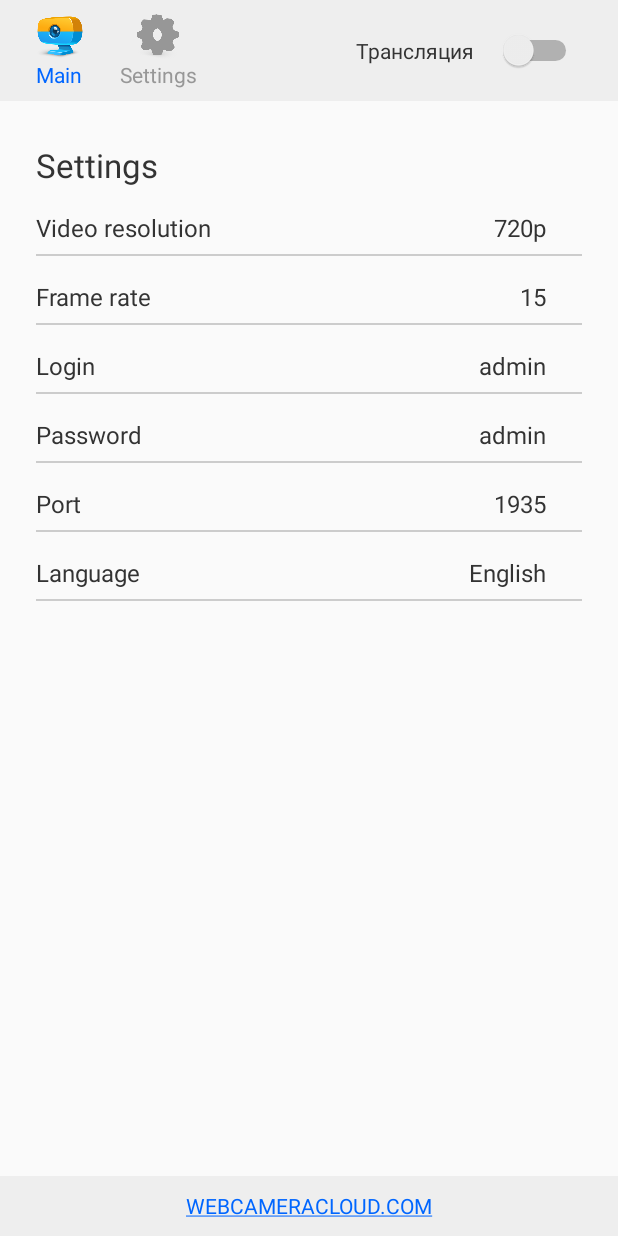
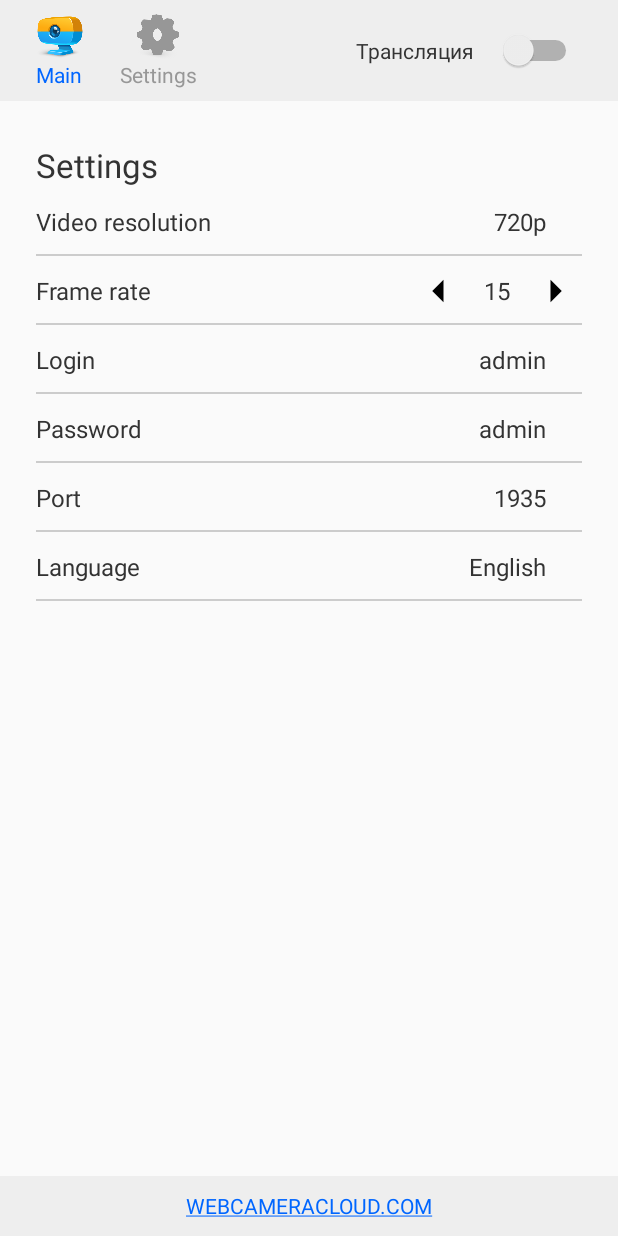
Before and after one commit to GUL0V/RTMP-Cllient, an Android app: the FragmentSettings screen opened through its navigation route, on a phone screen of 412 x 824 dp. Run offline under Robolectric (Android 15) with nearby library versions, the phone set to English and light mode, and no system bars; our stand-ins replace EventBus; libraries missing offline, so code that uses them is left out: pub.devrel.easypermissions; 2 statements that could not run were skipped.

Commit message:
debug and update

```diff
--- a/app/src/main/java/com/esona/webcamcloud/service/CamService.kt
+++ b/app/src/main/java/com/esona/webcamcloud/service/CamService.kt
@@ -20,7 +20,6 @@ import com.esona.webcamcloud.data.Settings
 import com.esona.webcamcloud.ui.MainActivity
 import com.esona.webcamcloud.util.Utils
 import com.esona.webcamcloud.util.WifiMonitor
-import com.pedro.encoder.input.video.CameraHelper
 import com.pedro.rtsp.utils.ConnectCheckerRtsp
 import com.pedro.rtspserver.RtspServerCamera1
 import org.greenrobot.eventbus.EventBus
@@ -57,9 +56,9 @@ class CamService : Service(), ConnectCheckerRtsp {
     @Subscribe(threadMode = ThreadMode.MAIN)
     fun onEvent(ev: BaseEvent){
         if(ev.type== EventEnum.STREAM){
-            val stream= ev.bundle.getBoolean("stream")
-            Log.i(TAG, "stream = $stream")
-            if(stream)
+            streamAllowed= ev.bundle.getBoolean("stream")
+            Log.i(TAG, "stream = $streamAllowed")
+            if(streamAllowed)
                 startStream()
             else
                 stopStream()
@@ -131,14 +130,13 @@ class CamService : Service(), ConnectCheckerRtsp {
 
     private fun stopStream(){
         rtspServerCamera1?.let{
-            it.stopPreview()
             it.stopStream()
             Log.i(TAG, "camera and stream stopped")
         }
     }
 
     private fun startStream() {
-        if(ip> 0 && streamAllowed){
+        if(ip!= 0 && streamAllowed){
             val disp =
                 (getSystemService(Context.WINDOW_SERVICE) as WindowManager).defaultDisplay
             val rect = Rect()
@@ -157,13 +155,13 @@ class CamService : Service(), ConnectCheckerRtsp {
             Log.i(TAG, "restart camera and stream with current settings")
             it.setAuthorization(settings.login, settings.password)
 
-            val facing= if(settings.camera== 0) CameraHelper.Facing.BACK else CameraHelper.Facing.FRONT
-            it.startPreview(facing, width, height)
-
+            val isFacingBack= settings.camera== 0
             val rotation = 180
             if (it.isRecording || it.prepareAudio()
                 && it.prepareVideo(640, 480, settings.rate, 1024 * 1024, false, rotation)) {
                 it.startStream()
+                if((it.isFrontCamera && isFacingBack) || (!it.isFrontCamera && !isFacingBack))
+                    it.switchCamera()
             }
             else {
                 Toast.makeText(
--- a/app/src/main/java/com/esona/webcamcloud/ui/FragmentMain.kt
+++ b/app/src/main/java/com/esona/webcamcloud/ui/FragmentMain.kt
@@ -73,7 +73,7 @@ class FragmentMain : Fragment(){
 
 
     private fun fillConnectionFields(){
-        if(ip> 0){
+        if(ip!= 0){
             val ipByteArray= BigInteger.valueOf(ip.toLong()).toByteArray()
             val ipAddressString = try {
                 InetAddress.getByAddress(ipByteArray).hostAddress
--- a/app/src/main/java/com/esona/webcamcloud/ui/FragmentSettings.kt
+++ b/app/src/main/java/com/esona/webcamcloud/ui/FragmentSettings.kt
@@ -20,6 +20,7 @@ class FragmentSettings : Fragment() {
     private var _binding: FragmentSettingsBinding? = null
     private val binding get() = _binding!!
     private var lang= 0
+    private var fps: Int= 15
 
     private val TAG= FragmentMain::class.java.simpleName
 
@@ -34,7 +35,15 @@ class FragmentSettings : Fragment() {
             editTextLogin.setText(settings.login)
             editTextPassword.setText(settings.password)
             editTextPort.setText("${settings.port}")
-
+            fps= settings.rate
+            btnInc.setOnClickListener{
+                fps= Math.min(fps++, 60)
+                textViewRate.text= "$fps"
+            }
+            btnInc.setOnClickListener{
+                fps= Math.max(fps--, 1)
+                textViewRate.text= "$fps"
+            }
         }
         return binding.root
     }
@@ -66,7 +75,7 @@ class FragmentSettings : Fragment() {
                     if (editTextPort.text.isEmpty()) 1935 else Integer.parseInt(editTextPort.text.toString())
                 val settings = Settings(
                     textViewResolution.text.toString(),
-                    Integer.parseInt(textViewRate.text.toString()),
+                    fps,
                     login,
                     password,
                     port,
--- a/app/src/main/res/layout/fragment_settings.xml
+++ b/app/src/main/res/layout/fragment_settings.xml
@@ -24,7 +24,7 @@
 		android:layout_height="wrap_content"
 		android:orientation="horizontal"
 		app:layout_constraintTop_toBottomOf="@+id/textViewTitle"
-		android:paddingTop="16dp"
+		android:paddingTop="12dp"
 		android:id="@+id/layoutResolution"
 		>
 		<TextView
@@ -36,7 +36,7 @@
 			android:id="@+id/textViewResTitle"
 			android:textSize="16sp"
 			android:textColor="@color/gray_black"
-
+			android:paddingBottom="12dp"
 			/>
 		<TextView
 			android:layout_width="0dp"
@@ -50,7 +50,7 @@
 			android:textColor="@color/gray_black"
 			android:gravity="right"
 			android:paddingRight="24dp"
-			android:paddingBottom="8dp"
+			android:paddingBottom="12dp"
 			/>
 		<TextView
 			android:layout_width="match_parent"
@@ -64,7 +64,6 @@
 		android:layout_height="wrap_content"
 		android:orientation="horizontal"
 		app:layout_constraintTop_toBottomOf="@+id/layoutResolution"
-		android:paddingTop="16dp"
 		android:id="@+id/layoutRate"
 		>
 		<TextView
@@ -72,24 +71,47 @@
 			android:layout_height="wrap_content"
 			android:text="@string/frame_rate"
 			app:layout_constraintTop_toTopOf="parent"
+			app:layout_constraintBottom_toBottomOf="parent"
 			app:layout_constraintLeft_toLeftOf="parent"
 			android:id="@+id/textViewRateTitle"
 			android:textSize="16sp"
 			android:textColor="@color/gray_black"
+			android:paddingTop="12dp"
+			android:paddingBottom="12dp"
+			/>
+		<ImageView
+			android:layout_width="wrap_content"
+			android:layout_height="wrap_content"
+			android:id="@+id/btnDec"
+			app:layout_constraintRight_toLeftOf="@+id/textViewRate"
+			android:src="@drawable/ic_menu_left_black_36dp"
+			app:layout_constraintBottom_toBottomOf="parent"
+			app:layout_constraintTop_toTopOf="parent"
+			android:adjustViewBounds="true"
+			/>
+		<ImageView
+			android:layout_width="wrap_content"
+			android:layout_height="wrap_content"
+			android:id="@+id/btnInc"
+			android:rotation="180"
+			app:layout_constraintRight_toRightOf="parent"
+			android:src="@drawable/ic_menu_left_black_36dp"
+			app:layout_constraintBottom_toBottomOf="parent"
+			app:layout_constraintTop_toTopOf="parent"
+			android:adjustViewBounds="true"
 			/>
 		<TextView
-			android:layout_width="0dp"
+			android:layout_width="wrap_content"
 			android:layout_height="wrap_content"
 			android:text="15"
 			app:layout_constraintTop_toTopOf="parent"
-			app:layout_constraintRight_toRightOf="parent"
-			app:layout_constraintLeft_toRightOf="@+id/textViewRateTitle"
+			app:layout_constraintRight_toLeftOf="@+id/btnInc"
+			app:layout_constraintBottom_toBottomOf="parent"
 			android:id="@+id/textViewRate"
 			android:textSize="16sp"
 			android:textColor="@color/gray_black"
-			android:gravity="right"
-			android:paddingRight="24dp"
-			android:paddingBottom="8dp"
+			android:gravity="center"
+			android:padding="12dp"
 			/>
 		<TextView
 			android:layout_width="match_parent"
@@ -103,7 +125,7 @@
 		android:layout_height="wrap_content"
 		android:orientation="horizontal"
 		app:layout_constraintTop_toBottomOf="@+id/layoutRate"
-		android:paddingTop="16dp"
+		android:paddingTop="12dp"
 		android:id="@+id/layoutLogin"
 		>
 		<TextView
@@ -115,7 +137,7 @@
 			android:id="@+id/textViewLoginTitle"
 			android:textSize="16sp"
 			android:textColor="@color/gray_black"
-
+			android:paddingBottom="12dp"
 			/>
 		<EditText
 			android:layout_width="0dp"
@@ -129,7 +151,7 @@
 			android:textColor="@color/gray_black"
 			android:gravity="right|center"
 			android:paddingRight="24dp"
-			android:paddingBottom="8dp"
+			android:paddingBottom="12dp"
 			android:background="@android:color/transparent"
 			/>
 		<TextView
@@ -144,7 +166,7 @@
 		android:layout_height="wrap_content"
 		android:orientation="horizontal"
 		app:layout_constraintTop_toBottomOf="@+id/layoutLogin"
-		android:paddingTop="16dp"
+		android:paddingTop="12dp"
 		android:id="@+id/layoutPassword"
 		>
 		<TextView
@@ -156,7 +178,7 @@
 			android:id="@+id/textViewPasswordTitle"
 			android:textSize="16sp"
 			android:textColor="@color/gray_black"
-
+			android:paddingBottom="12dp"
 			/>
 		<EditText
 			android:layout_width="0dp"
@@ -170,7 +192,7 @@
 			android:textColor="@color/gray_black"
 			android:gravity="right|center"
 			android:paddingRight="24dp"
-			android:paddingBottom="8dp"
+			android:paddingBottom="12dp"
 			android:background="@android:color/transparent"
 			/>
 		<TextView
@@ -185,7 +207,7 @@
 		android:layout_height="wrap_content"
 		android:orientation="horizontal"
 		app:layout_constraintTop_toBottomOf="@+id/layoutPassword"
-		android:paddingTop="16dp"
+		android:paddingTop="12dp"
 		android:id="@+id/layoutPort"
 		>
 		<TextView
@@ -197,7 +219,7 @@
 			android:id="@+id/textViewPortTitle"
 			android:textSize="16sp"
 			android:textColor="@color/gray_black"
-
+			android:paddingBottom="12dp"
 			/>
 		<EditText
 			android:layout_width="0dp"
@@ -211,7 +233,7 @@
 			android:textColor="@color/gray_black"
 			android:gravity="right|center"
 			android:paddingRight="24dp"
-			android:paddingBottom="8dp"
+			android:paddingBottom="12dp"
 			android:background="@android:color/transparent"
 			android:inputType="number"
 			/>
@@ -227,7 +249,7 @@
 		android:layout_height="wrap_content"
 		android:orientation="horizontal"
 		app:layout_constraintTop_toBottomOf="@+id/layoutPort"
-		android:paddingTop="16dp"
+		android:paddingTop="12dp"
 		android:id="@+id/layoutLang"
 		>
 		<TextView
@@ -239,6 +261,7 @@
 			android:id="@+id/textViewLangTitle"
 			android:textSize="16sp"
 			android:textColor="@color/gray_black"
+			android:paddingBottom="12dp"
 			/>
 		<TextView
 			android:layout_width="0dp"
@@ -252,7 +275,7 @@
 			android:textColor="@color/gray_black"
 			android:gravity="right"
 			android:paddingRight="24dp"
-			android:paddingBottom="8dp"
+			android:paddingBottom="12dp"
 			/>
 		<TextView
 			android:layout_width="match_parent"
```
Also changed, not shown: app/src/main/res/drawable-hdpi/ic_menu_left_black_36dp.png (added), app/src/main/res/drawable-mdpi/ic_menu_left_black_36dp.png (added), app/src/main/res/drawable-xhdpi/ic_menu_left_black_36dp.png (added), app/src/main/res/drawable-xxhdpi/ic_menu_left_black_36dp.png (added), app/src/main/res/drawable-xxxhdpi/ic_menu_left_black_36dp.png (added).
